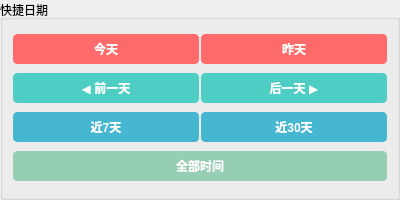
Old version of the form quick_date_panel.ui in the repository 244727418/shouhou.
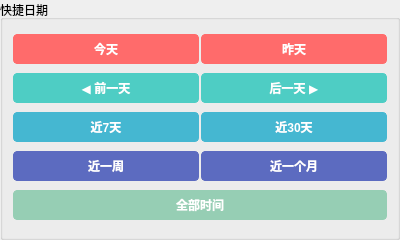
New version of the form.

Diff of the .ui file:
```diff
--- a/quick_date_panel.ui
+++ b/quick_date_panel.ui
@@ -7,7 +7,7 @@
     <x>0</x>
     <y>0</y>
     <width>400</width>
-    <height>200</height>
+    <height>240</height>
    </rect>
   </property>
   <property name="windowTitle">
@@ -152,6 +152,45 @@
      </item>
     </layout>
    </item>
+   <item>
+    <layout class="QHBoxLayout" name="full_week_month_layout">
+     <property name="spacing">
+      <number>2</number>
+     </property>
+     <item>
+      <widget class="QPushButton" name="full_week_btn">
+       <property name="text">
+        <string>近一周</string>
+       </property>
+       <property name="minimumSize">
+        <size>
+         <width>90</width>
+         <height>30</height>
+        </size>
+       </property>
+       <property name="styleSheet">
+        <string notr="true">QPushButton { padding: 5px 8px; border: 1px solid #5C6BC0; border-radius: 4px; background-color: #5C6BC0; color: white; font-weight: bold; } QPushButton:hover { background-color: #3F51B5; }</string>
+       </property>
+      </widget>
+     </item>
+     <item>
+      <widget class="QPushButton" name="full_month_btn">
+       <property name="text">
+        <string>近一个月</string>
+       </property>
+       <property name="minimumSize">
+        <size>
+         <width>90</width>
+         <height>30</height>
+        </size>
+       </property>
+       <property name="styleSheet">
+        <string notr="true">QPushButton { padding: 5px 8px; border: 1px solid #5C6BC0; border-radius: 4px; background-color: #5C6BC0; color: white; font-weight: bold; } QPushButton:hover { background-color: #3F51B5; }</string>
+       </property>
+      </widget>
+     </item>
+    </layout>
+   </item>
    <item>
     <widget class="QPushButton" name="all_time_btn">
      <property name="text">
```
